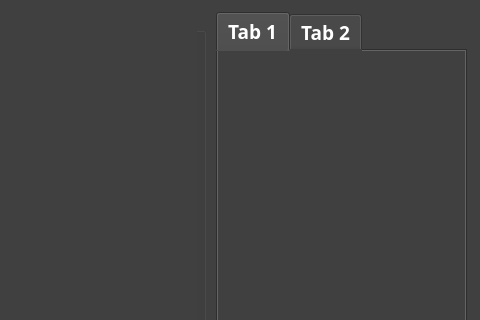
Old version of the form ie3D-EMap/Forms/CMainWindow.ui in the repository codeoneclick/ie3D; both pictures show x 544 to 1024 and y 0 to 320 of the 1024 by 768 pixel window.
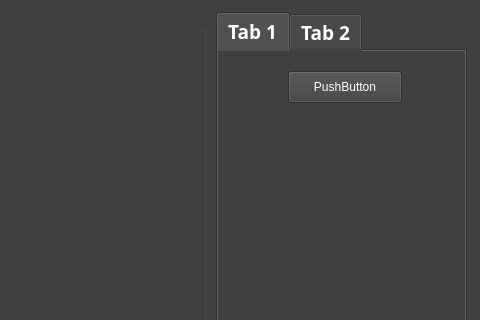
New version of the form.

```diff
--- a/ie3D-EMap/Forms/CMainWindow.ui
+++ b/ie3D-EMap/Forms/CMainWindow.ui
@@ -66,6 +66,19 @@
      <attribute name="title">
       <string>Tab 1</string>
      </attribute>
+     <widget class="QPushButton" name="pushButton">
+      <property name="geometry">
+       <rect>
+        <x>70</x>
+        <y>20</y>
+        <width>114</width>
+        <height>32</height>
+       </rect>
+      </property>
+      <property name="text">
+       <string>PushButton</string>
+      </property>
+     </widget>
     </widget>
     <widget class="QWidget" name="tab_2">
      <attribute name="title">
```
